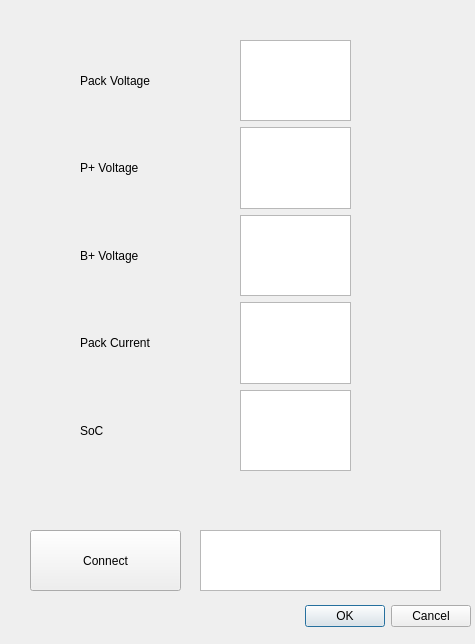
First picture: the form in bms_ui.ui, repository raymondkavlick/bms_interface, before the edit.
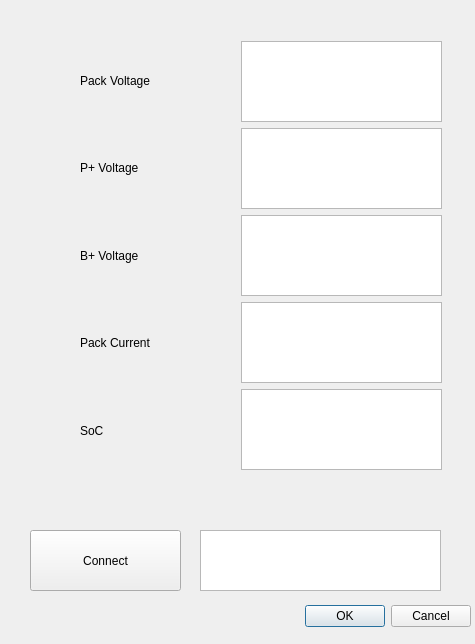
Second picture: the form after the edit.

Patch:
```diff
--- a/bms_ui.ui
+++ b/bms_ui.ui
@@ -61,6 +61,46 @@
     <bool>false</bool>
    </property>
   </widget>
+  <widget class="QTextEdit" name="textEdit_2">
+   <property name="geometry">
+    <rect>
+     <x>241</x>
+     <y>128</y>
+     <width>201</width>
+     <height>81</height>
+    </rect>
+   </property>
+  </widget>
+  <widget class="QTextEdit" name="textEdit_3">
+   <property name="geometry">
+    <rect>
+     <x>241</x>
+     <y>215</y>
+     <width>201</width>
+     <height>81</height>
+    </rect>
+   </property>
+  </widget>
+  <widget class="QTextEdit" name="textEdit_4">
+   <property name="geometry">
+    <rect>
+     <x>241</x>
+     <y>302</y>
+     <width>201</width>
+     <height>81</height>
+    </rect>
+   </property>
+  </widget>
+  <widget class="QTextEdit" name="textEdit_5">
+   <property name="geometry">
+    <rect>
+     <x>241</x>
+     <y>389</y>
+     <width>201</width>
+     <height>81</height>
+    </rect>
+   </property>
+  </widget>
   <widget class="QWidget" name="">
    <property name="geometry">
     <rect>
@@ -108,32 +148,21 @@
     </item>
    </layout>
   </widget>
-  <widget class="QWidget" name="">
+  <widget class="QTextEdit" name="textEdit">
    <property name="geometry">
     <rect>
-     <x>240</x>
-     <y>40</y>
-     <width>111</width>
-     <height>431</height>
+     <x>241</x>
+     <y>41</y>
+     <width>201</width>
+     <height>81</height>
     </rect>
    </property>
-   <layout class="QVBoxLayout" name="verticalLayout_2">
-    <item>
-     <widget class="QTextEdit" name="textEdit"/>
-    </item>
-    <item>
-     <widget class="QTextEdit" name="textEdit_2"/>
-    </item>
-    <item>
-     <widget class="QTextEdit" name="textEdit_3"/>
-    </item>
-    <item>
-     <widget class="QTextEdit" name="textEdit_4"/>
-    </item>
-    <item>
-     <widget class="QTextEdit" name="textEdit_5"/>
-    </item>
-   </layout>
+   <property name="minimumSize">
+    <size>
+     <width>109</width>
+     <height>0</height>
+    </size>
+   </property>
   </widget>
   <zorder>buttonBox</zorder>
   <zorder>pushButton</zorder>
```
